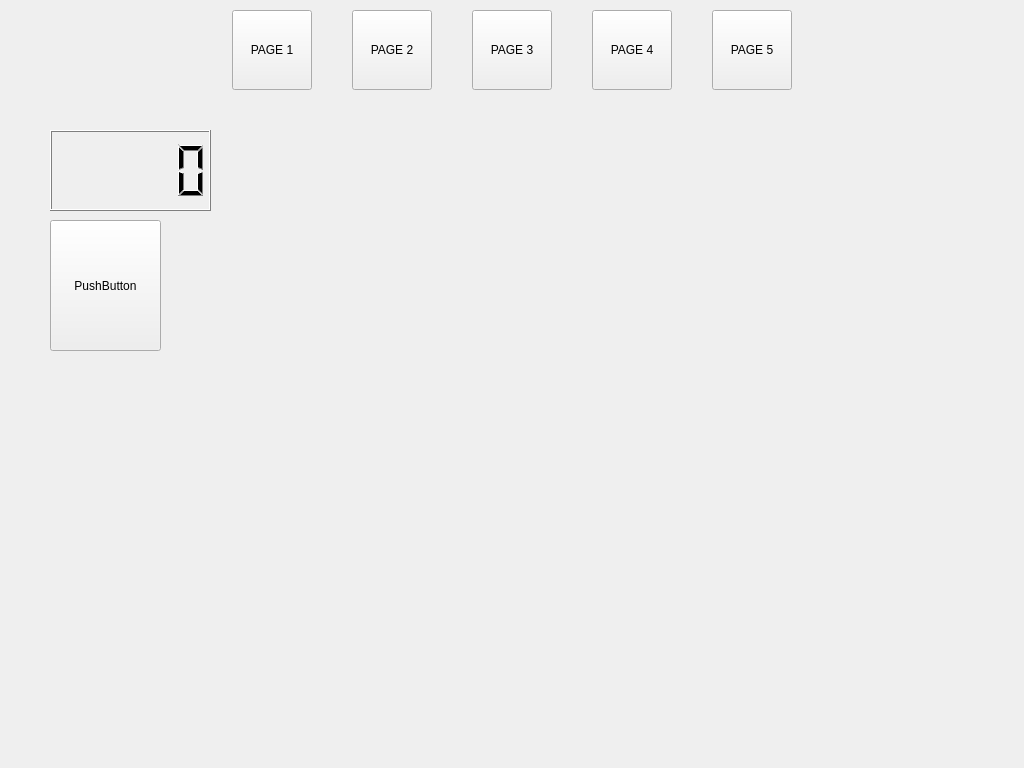
tigerjpg/cybersecurity, file forms/MainWindow.ui: the form before one commit.
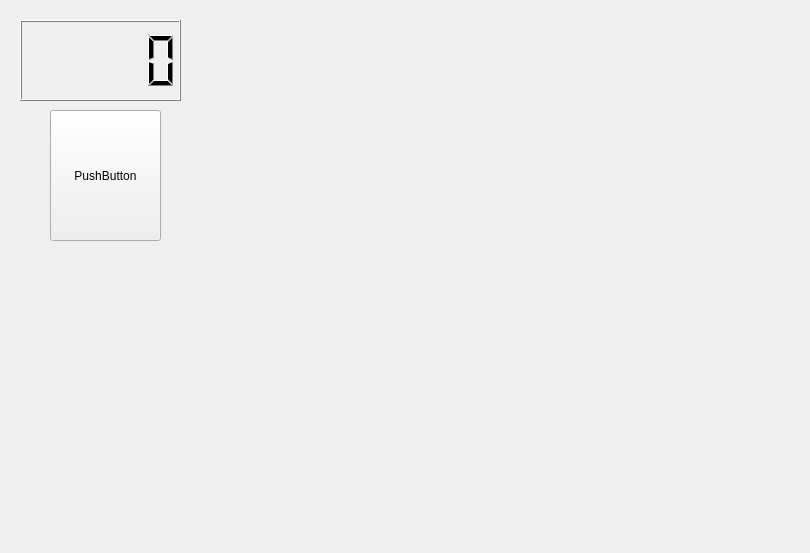
The form after the commit. Custom widgets are drawn as their Qt base class.

Commit message: Revert "43 unique pages"

Patch:
```diff
--- a/forms/MainWindow.ui
+++ b/forms/MainWindow.ui
@@ -6,8 +6,8 @@
    <rect>
     <x>0</x>
     <y>0</y>
-    <width>1024</width>
-    <height>768</height>
+    <width>810</width>
+    <height>553</height>
    </rect>
   </property>
   <property name="windowTitle">
@@ -17,25 +17,11 @@
    <bool>true</bool>
   </property>
   <widget class="QWidget" name="centralWidget">
-   <widget class="QStackedWidget" name="stackedWidget">
-    <property name="geometry">
-     <rect>
-      <x>0</x>
-      <y>100</y>
-      <width>1024</width>
-      <height>668</height>
-     </rect>
-    </property>
-    <property name="currentIndex">
-     <number>1</number>
-    </property>
-    <widget class="QWidget" name="page"/>
-    <widget class="QWidget" name="page_tiger">
      <widget class="imagebutton" name="pushButton">
       <property name="geometry">
        <rect>
         <x>50</x>
-        <y>120</y>
+      <y>110</y>
         <width>111</width>
         <height>131</height>
        </rect>
@@ -50,8 +36,8 @@
      <widget class="QLCDNumber" name="lcdNumber">
       <property name="geometry">
        <rect>
-        <x>50</x>
-        <y>30</y>
+      <x>20</x>
+      <y>20</y>
         <width>161</width>
         <height>81</height>
        </rect>
@@ -478,90 +464,17 @@
         <bold>true</bold>
        </font>
       </property>
-      <property name="toolTipDuration">
-       <number>6</number>
-      </property>
-     </widget>
-    </widget>
-   </widget>
-   <widget class="QStackedWidget" name="toolbar">
+   </widget>
+  </widget>
+  <widget class="QMenuBar" name="menuBar">
     <property name="geometry">
      <rect>
       <x>0</x>
       <y>0</y>
-      <width>1024</width>
-      <height>100</height>
-     </rect>
-    </property>
-    <widget class="QWidget" name="page_2">
-     <widget class="QPushButton" name="page1">
-      <property name="geometry">
-       <rect>
-        <x>352</x>
-        <y>10</y>
-        <width>80</width>
-        <height>80</height>
-       </rect>
-      </property>
-      <property name="text">
-       <string>PAGE 2</string>
-      </property>
-     </widget>
-     <widget class="QPushButton" name="page0">
-      <property name="geometry">
-       <rect>
-        <x>232</x>
-        <y>10</y>
-        <width>80</width>
-        <height>80</height>
-       </rect>
-      </property>
-      <property name="text">
-       <string>PAGE 1</string>
-      </property>
-     </widget>
-     <widget class="QPushButton" name="page2">
-      <property name="geometry">
-       <rect>
-        <x>472</x>
-        <y>10</y>
-        <width>80</width>
-        <height>80</height>
-       </rect>
-      </property>
-      <property name="text">
-       <string>PAGE 3</string>
-      </property>
-     </widget>
-     <widget class="QPushButton" name="page3">
-      <property name="geometry">
-       <rect>
-        <x>592</x>
-        <y>10</y>
-        <width>80</width>
-        <height>80</height>
-       </rect>
-      </property>
-      <property name="text">
-       <string>PAGE 4</string>
-      </property>
-     </widget>
-     <widget class="QPushButton" name="page4">
-      <property name="geometry">
-       <rect>
-        <x>712</x>
-        <y>10</y>
-        <width>80</width>
-        <height>80</height>
-       </rect>
-      </property>
-      <property name="text">
-       <string>PAGE 5</string>
-      </property>
-     </widget>
-    </widget>
-    <widget class="QWidget" name="page_3"/>
-   </widget>
+     <width>810</width>
+     <height>25</height>
+    </rect>
+   </property>
   </widget>
  </widget>
  <layoutdefault spacing="6" margin="11"/>
```
Left out of the diff: 20 changed lines with no effect on the pictures. Lines whose indentation alone changed are shown as unchanged. The commit also changes 10 other files.
